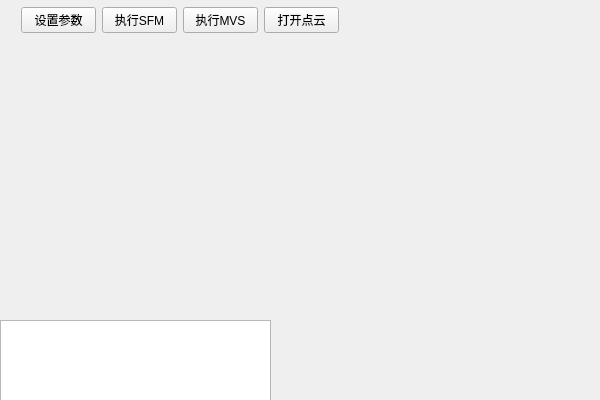
Qt form QtGUI/QtGUI.ui (PLUS-WAVE/3D-Reconstruction) before a commit.
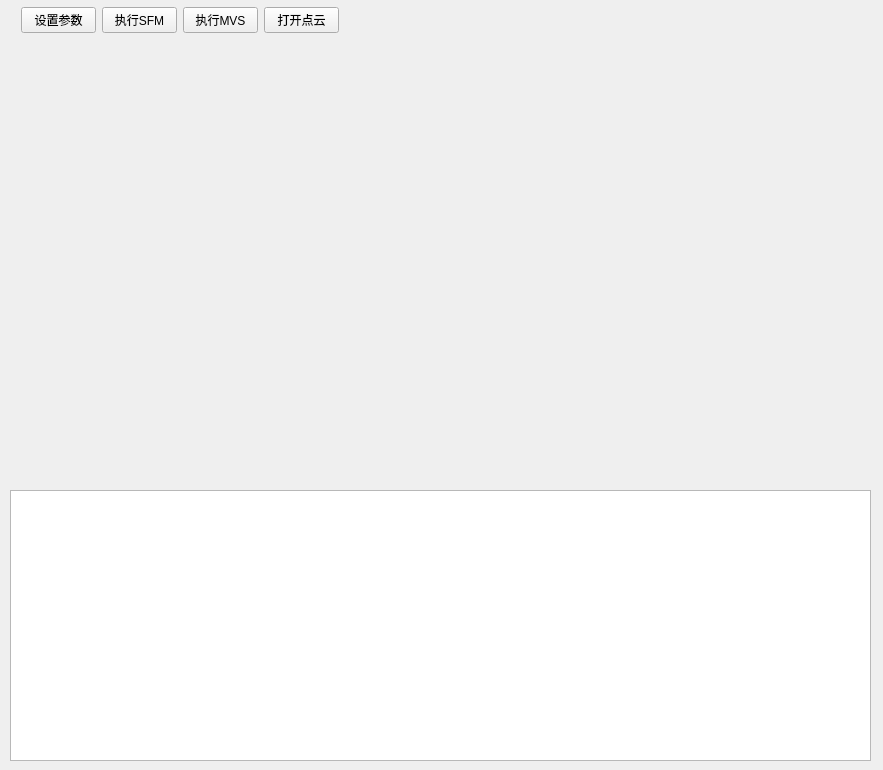
The same form after that commit.

```diff
--- a/QtGUI/QtGUI.ui
+++ b/QtGUI/QtGUI.ui
@@ -6,8 +6,8 @@
    <rect>
     <x>0</x>
     <y>0</y>
-    <width>600</width>
-    <height>400</height>
+    <width>883</width>
+    <height>770</height>
    </rect>
   </property>
   <property name="windowTitle">
@@ -56,10 +56,10 @@
   <widget class="QTextEdit" name="textEdit">
    <property name="geometry">
     <rect>
-     <x>0</x>
-     <y>320</y>
-     <width>271</width>
-     <height>81</height>
+     <x>10</x>
+     <y>490</y>
+     <width>861</width>
+     <height>271</height>
     </rect>
    </property>
    <property name="readOnly">
```
